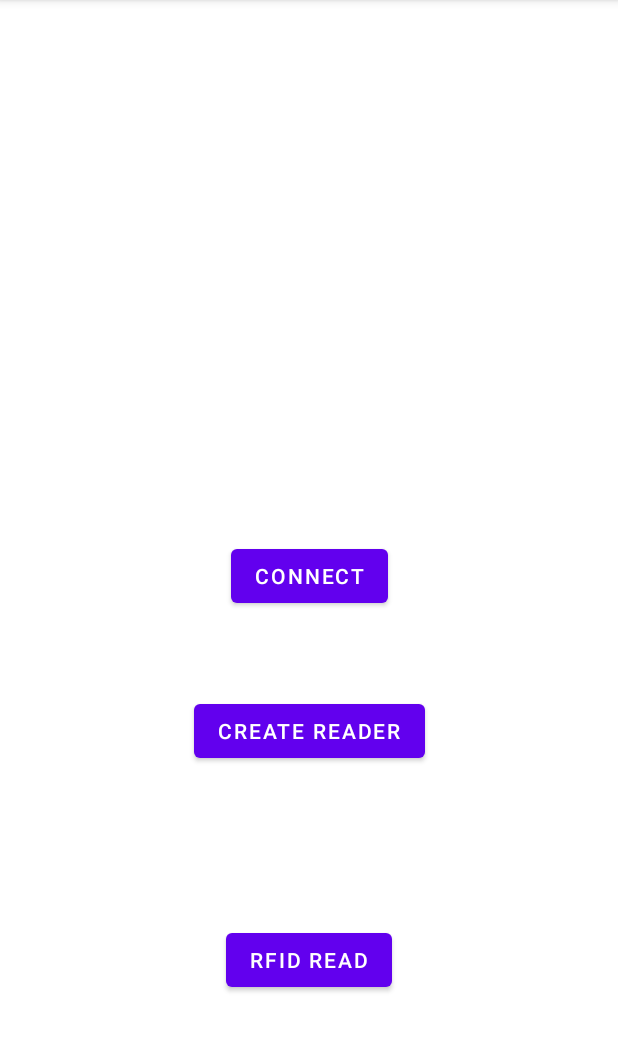
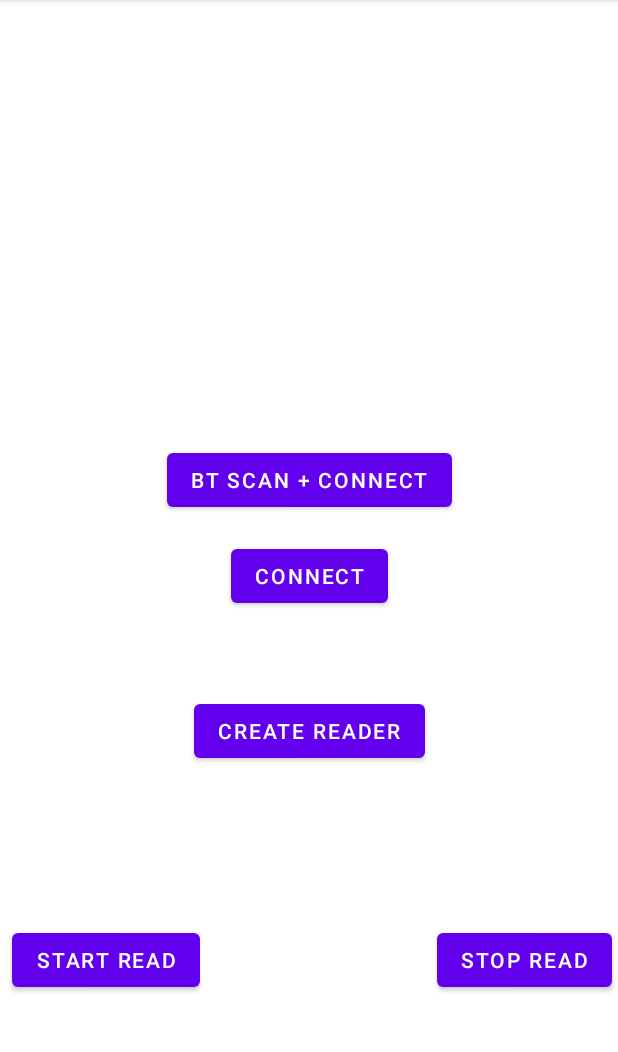
Before and after one commit to UgurBH/RFID-Tester-IH40, an Android app: the screen it shows after launch (MainActivity), on a phone screen of 412 x 824 dp, the part 84-1136 px from its top. Run offline under Robolectric (Android 15) with nearby library versions, the phone set to English and light mode, and no system bars; libraries missing offline, so code that uses them is left out: com.honeywell.rfidservice; 1 statement that could not run was skipped.

Commit message:
BT connection, read RFID methods added

```diff
--- a/app/src/main/java/com/honts/rfidtester/MainActivity.java
+++ b/app/src/main/java/com/honts/rfidtester/MainActivity.java
@@ -2,12 +2,23 @@ package com.honts.rfidtester;
 
 /*
 RFID Tested app for IH40 and IH45 readers
-master branch contains the SDK (version 1.1.0) for IH40 SDK
-IH45 branch contains the SDK (version 1.1.5) for IH45 SDK
+master branch contains the SDK (version 1.1.0) for IH40 RFID Reader
+
+For BT connection see scanAndConnect() Method , then do not forget to call createReader method
+USB connection is automaticall established, we need to call createReader method.
+
  */
 
 import androidx.appcompat.app.AppCompatActivity;
+import androidx.core.app.ActivityCompat;
+import androidx.core.content.ContextCompat;
 
+import android.Manifest;
+import android.annotation.SuppressLint;
+import android.app.Activity;
+import android.bluetooth.BluetoothAdapter;
+import android.bluetooth.BluetoothDevice;
+import android.content.pm.PackageManager;
 import android.os.Bundle;
 import android.util.Log;
 import android.view.View;
@@ -19,26 +30,35 @@ import com.honeywell.rfidservice.TriggerMode;
 import com.honeywell.rfidservice.rfid.OnTagReadListener;
 import com.honeywell.rfidservice.rfid.RfidReader;
 import com.honeywell.rfidservice.rfid.RfidReaderException;
+import com.honeywell.rfidservice.rfid.TagAdditionData;
 import com.honeywell.rfidservice.rfid.TagReadData;
+import com.honeywell.rfidservice.rfid.TagReadOption;
 
 import java.util.concurrent.ExecutorService;
 import java.util.concurrent.Executors;
 
 public class MainActivity extends AppCompatActivity implements EventListener, OnTagReadListener {
 
-    private static final String TAG = "RFTester-MainActivity";
+    private static final String TAG = "RFTesterB-MainActivity";
 
     private RfidManager rfidMgr;
     private ExecutorService executorService;
+    private BluetoothAdapter bluetoothAdapter;
+    private RfidReader mRfidReader;
 
     private Button connectBtn;
     private Button createBtn;
     private Button readBtn;
+    private Button bluetoohtScanandConnectBtn;
+    private Button stopReadBtn;
 
     @Override
     protected void onCreate(Bundle savedInstanceState) {
         super.onCreate(savedInstanceState);
         setContentView(R.layout.activity_main);
+
+
+        checkPermissions();
 
         RfidManager.create(this, new RfidManager.CreatedCallback() {
             @Override
@@ -51,9 +71,35 @@ public class MainActivity extends AppCompatActivity implements EventListener, On
         connectBtn = findViewById(R.id.connect);
         createBtn = findViewById(R.id.create);
         readBtn = findViewById(R.id.read);
+        bluetoohtScanandConnectBtn = findViewById(R.id.btScanandConnect);
+        stopReadBtn = findViewById(R.id.stopRead);
+
+        bluetoohtScanandConnectBtn.setOnClickListener(new View.OnClickListener() {
+            @Override
+            public void onClick(View v) {
+                scanAndConnect();
+            }
+        });
+
 
         execute();
 
+
+    }
+
+    // below method represents how to connect to RFID reader via BT
+
+    @SuppressLint("MissingPermission")
+    public void scanAndConnect() {
+        bluetoothAdapter = BluetoothAdapter.getDefaultAdapter();
+        bluetoothAdapter.startLeScan(btScanCallback);
+        try {
+            Thread.sleep(1000);
+        } catch (InterruptedException e) {
+            e.printStackTrace();
+        }
+        bluetoothAdapter.stopLeScan(btScanCallback);
+        rfidMgr.connect("0C:23:69:19:85:07");
 
     }
 
@@ -78,6 +124,7 @@ public class MainActivity extends AppCompatActivity implements EventListener, On
                 createBtn.setOnClickListener(new View.OnClickListener() {
                     @Override
                     public void onClick(View v) {
+                        Log.d(TAG, "onClick: create reader button clicked");
                         rfidMgr.createReader();
                     }
                 });
@@ -86,16 +133,38 @@ public class MainActivity extends AppCompatActivity implements EventListener, On
                     @Override
                     public void onClick(View v) {
                         Log.d(TAG, "onClick: clicked");
+                        mRfidReader = rfidMgr.getReader(); //burak needs to test this
+                        Log.d(TAG, "onClick: is RFID reader really avaialble? " + mRfidReader.available());
+                        mRfidReader.setOnTagReadListener(dataListener);
+                        mRfidReader.read();
+
+
+
+                    }
+                });
+
+                stopReadBtn.setOnClickListener(new View.OnClickListener() {
+                    @Override
+                    public void onClick(View v) {
+                        mRfidReader.stopRead();
                     }
                 });
             }
         });
     }
 
+    private OnTagReadListener dataListener = new OnTagReadListener() {
+        @Override
+        public void onTagRead(TagReadData[] tagReadData) {
+            Log.d(TAG, "onTagRead: tag is read!!!!!!");
+        }
+    };
+
 
     @Override
     public void onDeviceConnected(Object o) {
         Log.d(TAG, "onDeviceConnected: connected");
+
 
     }
 
@@ -107,6 +176,8 @@ public class MainActivity extends AppCompatActivity implements EventListener, On
     @Override
     public void onUsbDeviceAttached(Object o) {
         Log.d(TAG, "onUsbDeviceAttached: attached");
+        Log.d(TAG, "onDeviceConnected: connected status is " + rfidMgr.isConnected());
+        //rfidMgr.createReader();
 
     }
 
@@ -114,11 +185,16 @@ public class MainActivity extends AppCompatActivity implements EventListener, On
     public void onUsbDeviceDetached(Object o) {
         Log.d(TAG, "onUsbDeviceDetached: deattached");
 
+        // if you call scanAndConnect() method here, it will establish BT connection after you remove handheld from bracket.
+        //scanAndConnect();
+
     }
 
     @Override
     public void onReaderCreated(boolean b, RfidReader rfidReader) {
         Log.d(TAG, "onReaderCreated: Reader created");
+
+
     }
 
     @Override
@@ -140,4 +216,22 @@ public class MainActivity extends AppCompatActivity implements EventListener, On
     public void onTagRead(TagReadData[] tagReadData) {
         Log.d(TAG, "onTagRead: tag Read");
     }
+
+    public void checkPermissions() {
+
+        if (ContextCompat.checkSelfPermission(MainActivity.this, Manifest.permission.ACCESS_FINE_LOCATION) != PackageManager.PERMISSION_GRANTED) {
+            Log.d(TAG, "checkPermissions: permission required");
+            ActivityCompat.requestPermissions(MainActivity.this, new String[]{Manifest.permission.ACCESS_FINE_LOCATION}, 1);
+        } else {
+            Log.d(TAG, "checkPermissions: permission granted");
+        }
+
+    }
+
+    private BluetoothAdapter.LeScanCallback btScanCallback = new BluetoothAdapter.LeScanCallback() {
+        @Override
+        public void onLeScan(BluetoothDevice device, int rssi, byte[] scanRecord) {
+            //Log.d(TAG, "onLeScan: device found " + device + " with RSSI level " + rssi);
+        }
+    };
 }
--- a/app/src/main/res/layout/activity_main.xml
+++ b/app/src/main/res/layout/activity_main.xml
@@ -30,9 +30,29 @@
         android:id="@+id/read"
         android:layout_width="wrap_content"
         android:layout_height="wrap_content"
-        android:text="RFID Read"
+        android:layout_marginStart="8dp"
+        android:text="Start Read"
+        app:layout_constraintBottom_toBottomOf="parent"
+        app:layout_constraintStart_toStartOf="parent"
+        app:layout_constraintTop_toBottomOf="@+id/create" />
+
+    <Button
+        android:id="@+id/btScanandConnect"
+        android:layout_width="wrap_content"
+        android:layout_height="wrap_content"
+        android:layout_marginBottom="16dp"
+        android:text="BT SCAN + Connect"
+        app:layout_constraintBottom_toTopOf="@+id/connect"
+        app:layout_constraintEnd_toEndOf="parent"
+        app:layout_constraintStart_toStartOf="parent" />
+
+    <Button
+        android:id="@+id/stopRead"
+        android:layout_width="wrap_content"
+        android:layout_height="wrap_content"
+        android:layout_marginEnd="4dp"
+        android:text="Stop Read"
         app:layout_constraintBottom_toBottomOf="parent"
         app:layout_constraintEnd_toEndOf="parent"
-        app:layout_constraintStart_toStartOf="parent"
         app:layout_constraintTop_toBottomOf="@+id/create" />
 </androidx.constraintlayout.widget.ConstraintLayout>
```
Also changed, not shown: app/src/main/AndroidManifest.xml (+12 -0 lines).
